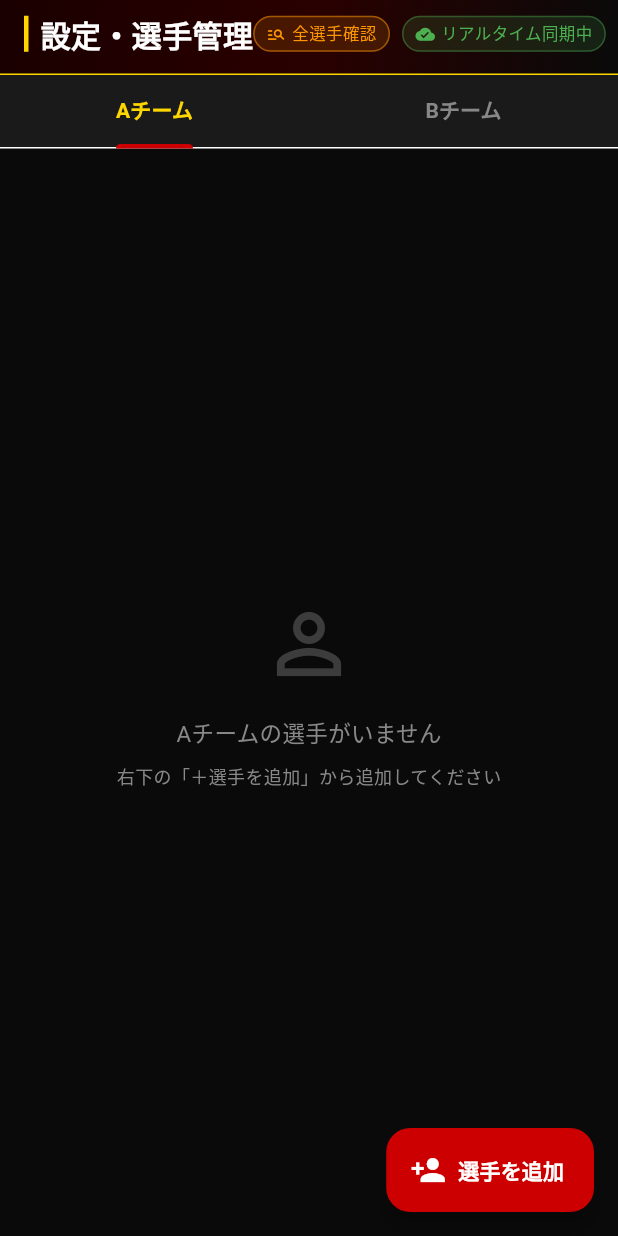
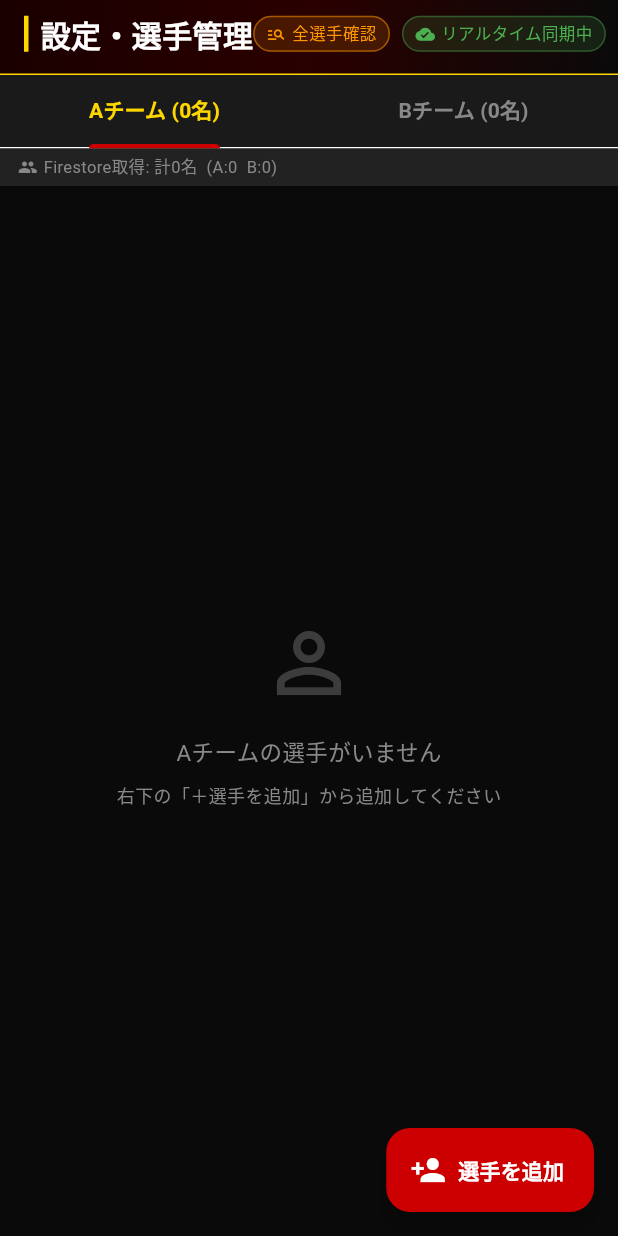
Before and after one commit to nnmsknifynhh-bot/fujihashi-volleyball, a Flutter app: the SettingsScreen screen opened directly, on a phone screen of 412 x 824 dp. Run offline on Flutter 3.47's test engine with Material 3 defaults, Android fonts, the phone set to English and light mode, and no system bars; our stand-ins replace cloud_firestore, firebase_core, pdf, printing; accounts and stored records are empty.

Commit message:
Add: 設定画面タブに選手数・Firestore取得総数を表示

```diff
--- a/lib/screens/settings_screen.dart
+++ b/lib/screens/settings_screen.dart
@@ -125,13 +125,21 @@ class _SettingsScreenState extends State<SettingsScreen>
   }
 
   Widget _buildTabBar() {
+    return Consumer<AppProvider>(
+      builder: (context, provider, _) {
+        final aCount = provider.teamAPlayers.length;
+        final bCount = provider.teamBPlayers.length;
+        final allCount = provider.players.length;
+        final unassignedCount = allCount - aCount - bCount;
         return Container(
           color: AppTheme.cardBg,
-      child: TabBar(
+          child: Column(
+            children: [
+              TabBar(
                 controller: _tabController,
-        tabs: const [
-          Tab(text: 'Aチーム'),
-          Tab(text: 'Bチーム'),
+                tabs: [
+                  Tab(text: 'Aチーム ($aCount名)'),
+                  Tab(text: 'Bチーム ($bCount名)'),
                 ],
                 labelColor: AppTheme.gold,
                 unselectedLabelColor: AppTheme.grey,
@@ -139,6 +147,32 @@ class _SettingsScreenState extends State<SettingsScreen>
                 indicatorWeight: 3,
                 labelStyle: const TextStyle(fontWeight: FontWeight.bold),
               ),
+              // 取得総数・未割り当て数を表示
+              Container(
+                padding: const EdgeInsets.symmetric(horizontal: 12, vertical: 4),
+                color: AppTheme.cardBg2,
+                child: Row(
+                  children: [
+                    Icon(Icons.people, color: AppTheme.grey, size: 13),
+                    const SizedBox(width: 4),
+                    Text(
+                      'Firestore取得: 計$allCount名  '
+                      '(A:$aCount  B:$bCount'
+                      '${unassignedCount > 0 ? "  未設定:$unassignedCount" : ""})',
+                      style: TextStyle(
+                        color: unassignedCount > 0
+                            ? Colors.orange
+                            : AppTheme.grey,
+                        fontSize: 11,
+                      ),
+                    ),
+                  ],
+                ),
+              ),
+            ],
+          ),
+        );
+      },
     );
   }
 
```
Lines whose indentation alone changed are shown as unchanged.
